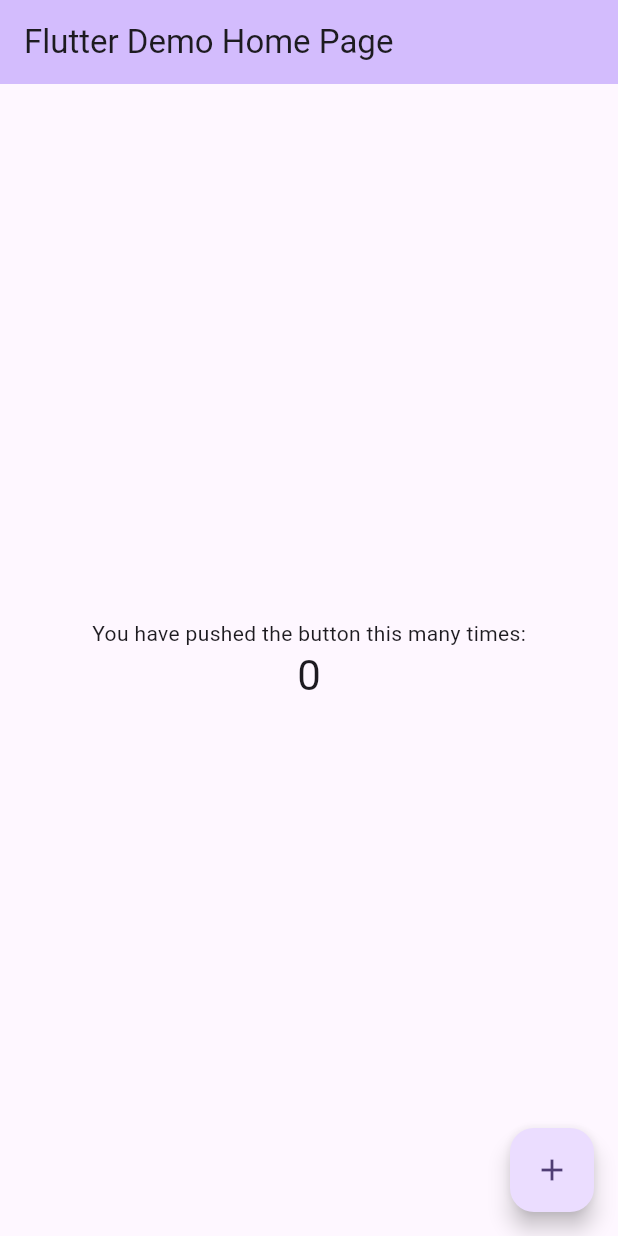
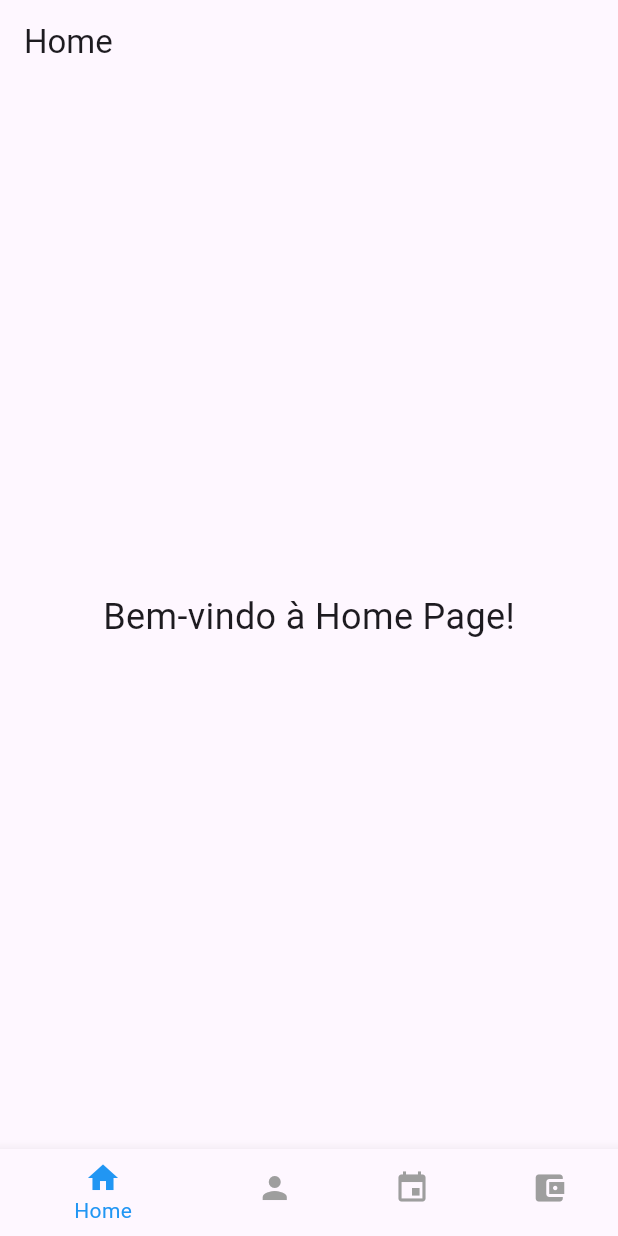
Before and after one commit to Liezy/EventuGO, a Flutter app: the screen it shows after launch, on a phone screen of 412 x 824 dp. Run offline on Flutter 3.47's test engine with Material 3 defaults, Android fonts, the phone set to English and light mode, and no system bars.

Commit message:
feat: telas estaticas para cadastro de usuarios eventos e adição de credito

```diff
--- a/app/lib/main.dart
+++ b/app/lib/main.dart
@@ -1,125 +1,228 @@
 import 'package:flutter/material.dart';
 
 void main() {
-  runApp(const MyApp());
+  runApp(MyApp());
 }
 
 class MyApp extends StatelessWidget {
-  const MyApp({super.key});
-
-  // This widget is the root of your application.
   @override
   Widget build(BuildContext context) {
     return MaterialApp(
-      title: 'Flutter Demo',
+      title: 'Cadastro de Eventos e Créditos',
       theme: ThemeData(
-        // This is the theme of your application.
-        //
-        // TRY THIS: Try running your application with "flutter run". You'll see
-        // the application has a purple toolbar. Then, without quitting the app,
-        // try changing the seedColor in the colorScheme below to Colors.green
-        // and then invoke "hot reload" (save your changes or press the "hot
-        // reload" button in a Flutter-supported IDE, or press "r" if you used
-        // the command line to start the app).
-        //
-        // Notice that the counter didn't reset back to zero; the application
-        // state is not lost during the reload. To reset the state, use hot
-        // restart instead.
-        //
-        // This works for code too, not just values: Most code changes can be
-        // tested with just a hot reload.
-        colorScheme: ColorScheme.fromSeed(seedColor: Colors.deepPurple),
-        useMaterial3: true,
+        primarySwatch: Colors.blue,
       ),
-      home: const MyHomePage(title: 'Flutter Demo Home Page'),
+      home: MainPage(), // Tela principal
     );
   }
 }
 
-class MyHomePage extends StatefulWidget {
-  const MyHomePage({super.key, required this.title});
-
-  // This widget is the home page of your application. It is stateful, meaning
-  // that it has a State object (defined below) that contains fields that affect
-  // how it looks.
-
-  // This class is the configuration for the state. It holds the values (in this
-  // case the title) provided by the parent (in this case the App widget) and
-  // used by the build method of the State. Fields in a Widget subclass are
-  // always marked "final".
-
-  final String title;
-
+class MainPage extends StatefulWidget {
   @override
-  State<MyHomePage> createState() => _MyHomePageState();
+  _MainPageState createState() => _MainPageState();
 }
 
-class _MyHomePageState extends State<MyHomePage> {
-  int _counter = 0;
+class _MainPageState extends State<MainPage> {
+  int _currentIndex = 0;
+  final PageController _pageController = PageController();
 
-  void _incrementCounter() {
+  void _onTabTapped(int index) {
     setState(() {
-      // This call to setState tells the Flutter framework that something has
-      // changed in this State, which causes it to rerun the build method below
-      // so that the display can reflect the updated values. If we changed
-      // _counter without calling setState(), then the build method would not be
-      // called again, and so nothing would appear to happen.
-      _counter++;
+      _currentIndex = index;
     });
+    _pageController.jumpToPage(index);
   }
 
   @override
   Widget build(BuildContext context) {
-    // This method is rerun every time setState is called, for instance as done
-    // by the _incrementCounter method above.
-    //
-    // The Flutter framework has been optimized to make rerunning build methods
-    // fast, so that you can just rebuild anything that needs updating rather
-    // than having to individually change instances of widgets.
+    return Scaffold(
+      body: PageView(
+        controller: _pageController,
+        onPageChanged: (index) {
+          setState(() {
+            _currentIndex = index;
+          });
+        },
+        children: [
+          HomePage(), // Exibe a HomePage
+          CadastroUsuarioPage(), // Tela de Cadastro de Usuário
+          CadastroEventoPage(), // Tela de Cadastro de Evento
+          CreditosPage(), // Tela de Créditos
+        ],
+      ),
+      bottomNavigationBar: BottomNavigationBar(
+        currentIndex: _currentIndex,
+        onTap: _onTabTapped,
+        selectedItemColor: Colors.blue, // Cor dos ícones selecionados
+        unselectedItemColor: Colors.grey, // Cor dos ícones não selecionados
+        items: [
+          BottomNavigationBarItem(
+            icon: Icon(Icons.home),
+            label: 'Home',
+          ),
+          BottomNavigationBarItem(
+            icon: Icon(Icons.person),
+            label: 'Usuário',
+          ),
+          BottomNavigationBarItem(
+            icon: Icon(Icons.event),
+            label: 'Evento',
+          ),
+          BottomNavigationBarItem(
+            icon: Icon(Icons.account_balance_wallet),
+            label: 'Créditos',
+          ),
+        ],
+      ),
+    );
+  }
+}
+
+class HomePage extends StatefulWidget {
+  @override
+  _HomePageState createState() => _HomePageState();
+}
+
+class _HomePageState extends State<HomePage> {
+  @override
+  Widget build(BuildContext context) {
     return Scaffold(
       appBar: AppBar(
-        // TRY THIS: Try changing the color here to a specific color (to
-        // Colors.amber, perhaps?) and trigger a hot reload to see the AppBar
-        // change color while the other colors stay the same.
-        backgroundColor: Theme.of(context).colorScheme.inversePrimary,
-        // Here we take the value from the MyHomePage object that was created by
-        // the App.build method, and use it to set our appbar title.
-        title: Text(widget.title),
+        title: Text('Home'),
       ),
       body: Center(
-        // Center is a layout widget. It takes a single child and positions it
-        // in the middle of the parent.
+        child: Text('Bem-vindo à Home Page!', style: TextStyle(fontSize: 24)),
+      ),
+    );
+  }
+}
+
+class CadastroUsuarioPage extends StatelessWidget {
+  final _formKey = GlobalKey<FormState>();
+
+  @override
+  Widget build(BuildContext context) {
+    return Scaffold(
+      appBar: AppBar(
+        title: Text('Cadastro de Usuário'),
+        leading: IconButton(
+          icon: Icon(Icons.arrow_back),
+          onPressed: () {
+            Navigator.popUntil(context, ModalRoute.withName('/'));
+          },
+        ),
+      ),
+      body: Padding(
+        padding: const EdgeInsets.all(16.0),
+        child: Form(
+          key: _formKey,
+          child: Column(
+            children: [
+              TextFormField(
+                decoration: InputDecoration(labelText: 'Nome'),
+              ),
+              TextFormField(
+                decoration: InputDecoration(labelText: 'Email'),
+              ),
+              TextFormField(
+                decoration: InputDecoration(labelText: 'Senha'),
+                obscureText: true,
+              ),
+              SizedBox(height: 20),
+              ElevatedButton(
+                onPressed: () {
+                  if (_formKey.currentState!.validate()) {
+                    // Ação de cadastro
+                  }
+                },
+                child: Text('Cadastrar'),
+              ),
+            ],
+          ),
+        ),
+      ),
+    );
+  }
+}
+
+class CadastroEventoPage extends StatelessWidget {
+  final _formKey = GlobalKey<FormState>();
+
+  @override
+  Widget build(BuildContext context) {
+    return Scaffold(
+      appBar: AppBar(
+        title: Text('Cadastro de Evento'),
+        leading: IconButton(
+          icon: Icon(Icons.arrow_back),
+          onPressed: () {
+            Navigator.popUntil(context, ModalRoute.withName('/'));
+          },
+        ),
+      ),
+      body: Padding(
+        padding: const EdgeInsets.all(16.0),
+        child: Form(
+          key: _formKey,
+          child: Column(
+            children: [
+              TextFormField(
+                decoration: InputDecoration(labelText: 'Nome do Evento'),
+              ),
+              TextFormField(
+                decoration: InputDecoration(labelText: 'Descrição'),
+              ),
+              TextFormField(
+                decoration: InputDecoration(labelText: 'Data de Início'),
+              ),
+              TextFormField(
+                decoration: InputDecoration(labelText: 'Data de Fim'),
+              ),
+              SizedBox(height: 20),
+              ElevatedButton(
+                onPressed: () {
+                  if (_formKey.currentState!.validate()) {
+                    // Ação de cadastro
+                  }
+                },
+                child: Text('Cadastrar Evento'),
+              ),
+            ],
+          ),
+        ),
+      ),
+    );
+  }
+}
+
+class CreditosPage extends StatelessWidget {
+  @override
+  Widget build(BuildContext context) {
+    return Scaffold(
+      appBar: AppBar(
+        title: Text('Créditos'),
+        leading: IconButton(
+          icon: Icon(Icons.arrow_back),
+          onPressed: () {
+            Navigator.popUntil(context, ModalRoute.withName('/'));
+          },
+        ),
+      ),
+      body: Padding(
+        padding: const EdgeInsets.all(16.0),
         child: Column(
-          // Column is also a layout widget. It takes a list of children and
-          // arranges them vertically. By default, it sizes itself to fit its
-          // children horizontally, and tries to be as tall as its parent.
-          //
-          // Column has various properties to control how it sizes itself and
-          // how it positions its children. Here we use mainAxisAlignment to
-          // center the children vertically; the main axis here is the vertical
-          // axis because Columns are vertical (the cross axis would be
-          // horizontal).
-          //
-          // TRY THIS: Invoke "debug painting" (choose the "Toggle Debug Paint"
-          // action in the IDE, or press "p" in the console), to see the
-          // wireframe for each widget.
-          mainAxisAlignment: MainAxisAlignment.center,
-          children: <Widget>[
-            const Text(
-              'You have pushed the button this many times:',
-            ),
-            Text(
-              '$_counter',
-              style: Theme.of(context).textTheme.headlineMedium,
+          children: [
+            Text('Saldo Atual: R\$100,00', style: TextStyle(fontSize: 24)),
+            SizedBox(height: 20),
+            ElevatedButton(
+              onPressed: () {
+                // Ação de adicionar créditos
+              },
+              child: Text('Adicionar Créditos'),
             ),
           ],
         ),
       ),
-      floatingActionButton: FloatingActionButton(
-        onPressed: _incrementCounter,
-        tooltip: 'Increment',
-        child: const Icon(Icons.add),
-      ), // This trailing comma makes auto-formatting nicer for build methods.
     );
   }
 }
```
